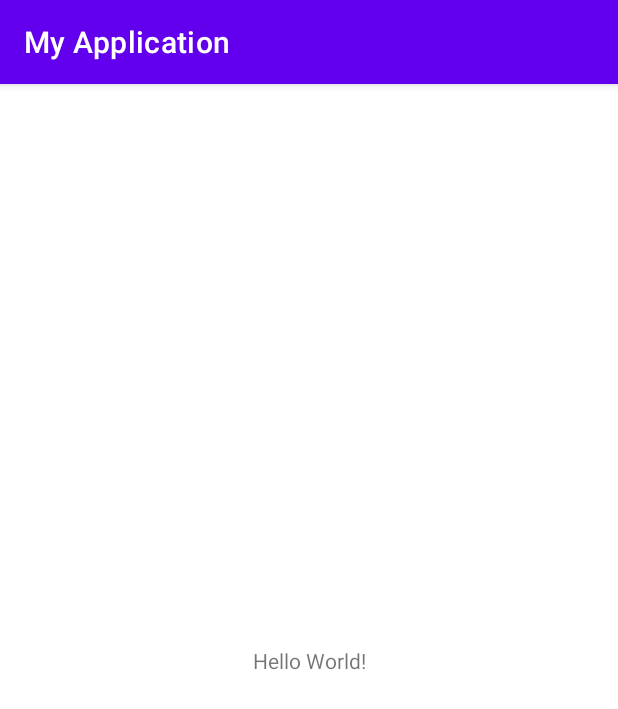
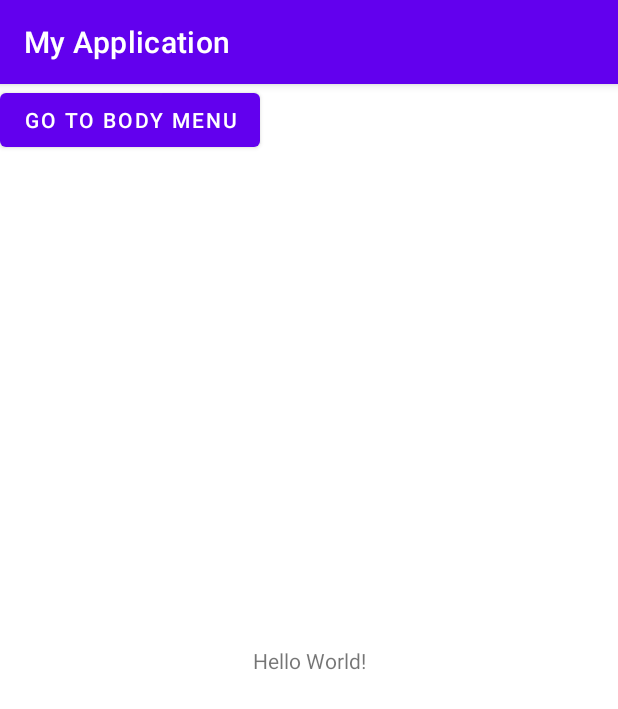
Before and after one commit to TheLizardKing45/HealthCompanion, an Android app: the screen it shows after launch (MainActivity before the commit, GoalsMenuActivity after it), on a phone screen of 412 x 824 dp. Shown: the top 709 px of the screen. Run offline under Robolectric (Android 15) with nearby library versions, the phone set to English and light mode, and no system bars.

Commit message:
added button navigation between body menu and goals menu

```diff
--- /dev/null
+++ b/app/src/main/java/com/example/myapplication/GoalsMenuActivity.java
@@ -0,0 +1,30 @@
+package com.example.myapplication;
+
+import androidx.appcompat.app.AppCompatActivity;
+
+import android.content.Intent;
+import android.os.Bundle;
+import android.view.View;
+import android.widget.Button;
+
+public class GoalsMenuActivity extends AppCompatActivity {
+
+    @Override
+    protected void onCreate(Bundle savedInstanceState) {
+        super.onCreate(savedInstanceState);
+        setContentView(R.layout.activity_main);
+
+        configureNextButtion();
+    }
+
+
+    private void configureNextButtion() {
+        Button nextButton = (Button) findViewById(R.id.nextButton);
+        nextButton.setOnClickListener(new View.OnClickListener() {
+            @Override
+            public void onClick(View v) {
+                startActivity(new Intent(GoalsMenuActivity.this, BodyMenuActivity.class));
+            }
+        });
+    }
+}
--- a/app/src/main/java/com/example/myapplication/MainActivity.java
+++ /dev/null
@@ -1,14 +0,0 @@
-package com.example.myapplication;
-
-import androidx.appcompat.app.AppCompatActivity;
-
-import android.os.Bundle;
-
-public class MainActivity extends AppCompatActivity {
-
-    @Override
-    protected void onCreate(Bundle savedInstanceState) {
-        super.onCreate(savedInstanceState);
-        setContentView(R.layout.activity_main);
-    }
-}
--- a/app/src/main/res/layout/activity_main.xml
+++ b/app/src/main/res/layout/activity_main.xml
@@ -4,7 +4,7 @@
     xmlns:tools="http://schemas.android.com/tools"
     android:layout_width="match_parent"
     android:layout_height="match_parent"
-    tools:context=".MainActivity">
+    tools:context=".GoalsMenuActivity">
 
     <TextView
         android:layout_width="wrap_content"
@@ -15,4 +15,12 @@
         app:layout_constraintRight_toRightOf="parent"
         app:layout_constraintTop_toTopOf="parent" />
 
+    <Button
+            android:text="Go to Body Menu"
+            android:layout_width="wrap_content"
+            android:layout_height="wrap_content"
+            android:id="@+id/nextButton"
+            tools:layout_editor_absoluteY="184dp"
+            tools:layout_editor_absoluteX="151dp" />
+
 </androidx.constraintlayout.widget.ConstraintLayout>
```
Also changed, not shown: app/src/main/AndroidManifest.xml (+3 -4 lines), app/src/main/java/com/example/myapplication/BodyMenuActivity.java (added, +31 -0 lines), app/src/main/res/layout/activity_body_menu.xml (added, +16 -0 lines).
